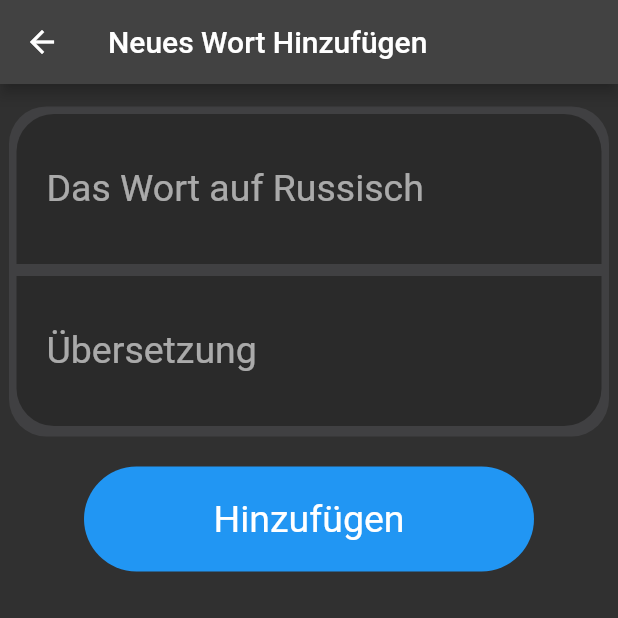
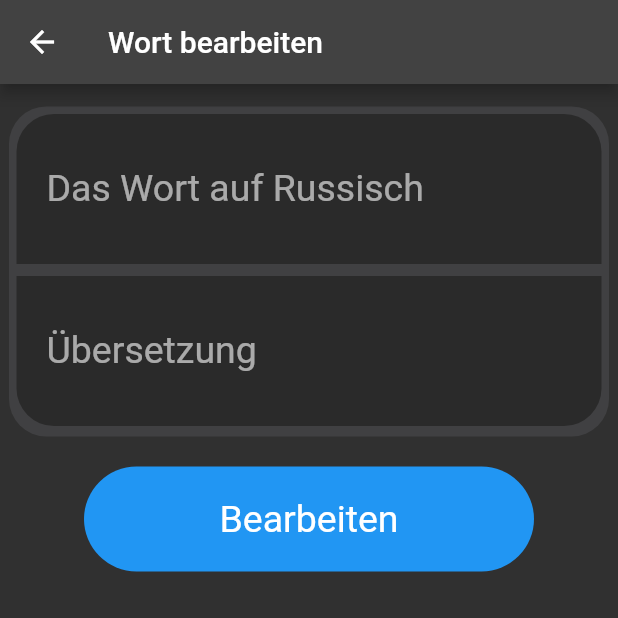
Before and after one commit to Vlad12100/saugeile_lernapp, a Flutter app: the UpdateWord screen opened directly with empty values, on a phone screen of 412 x 824 dp, the top half of it. Run offline on Flutter 3.47's test engine with Material 2 defaults, Android fonts, the phone set to English and light mode, and no system bars; our stand-ins replace cloud_firestore, firebase_core, flip_card, flutter_slidable; accounts and stored records are empty.

Commit message:
Kleine updates

```diff
--- a/lib/pages/learn_page.dart
+++ b/lib/pages/learn_page.dart
@@ -79,7 +79,8 @@ class _LearnPageState extends State<LearnPage>
                     },
                     controller: _pageController,
                     itemBuilder: (context, index) {
-                      final word = words![index % length];
+                      words!.where((element) => element.isKnown == false).toList();
+                      final word = words[index % length];
                       return GestureDetector(
                           onPanUpdate: (details) {
                             setState(() {
--- a/lib/pages/update_word.dart
+++ b/lib/pages/update_word.dart
@@ -27,7 +27,7 @@ class _UpdateWordState extends State<UpdateWord> {
   Widget build(BuildContext context) {
     return Scaffold(
         appBar: AppBar(
-          title: const Text("Neues Wort Hinzufügen"),
+          title: const Text("Wort bearbeiten"),
         ),
         body: SingleChildScrollView(
             child: Column(
@@ -103,7 +103,7 @@ class _UpdateWordState extends State<UpdateWord> {
                     child: RawMaterialButton(
                       shape: const CircleBorder(),
                       elevation: 0.0,
-                      child: const Text("Hinzufügen",  style: TextStyle(
+                      child: const Text("Bearbeiten",  style: TextStyle(
                         fontSize: 25.0,
                         fontWeight: FontWeight.normal,),),
                       onPressed: (){
--- a/lib/pages/word_write_page.dart
+++ b/lib/pages/word_write_page.dart
@@ -11,7 +11,6 @@ class WordWritePage extends StatefulWidget {
 class _WordWritePageState extends State<WordWritePage>
     with SingleTickerProviderStateMixin {
   PageController pageController = PageController(initialPage: 0);
-  PageStorageBucket _bucket = PageStorageBucket();
   var pageStrKey = const PageStorageKey(["List_Page"]);
   final controller = TextEditingController();
   bool _enabled = false;
@@ -283,7 +282,7 @@ class _WordWritePageState extends State<WordWritePage>
                                             onSubmit(
                                                 controller.text, word.term);
                                             FocusScope.of(context)
-                                                .requestFocus(new FocusNode());
+                                                .requestFocus(FocusNode());
                                           },
                                           child: Container(
                                             height: 50,
```
